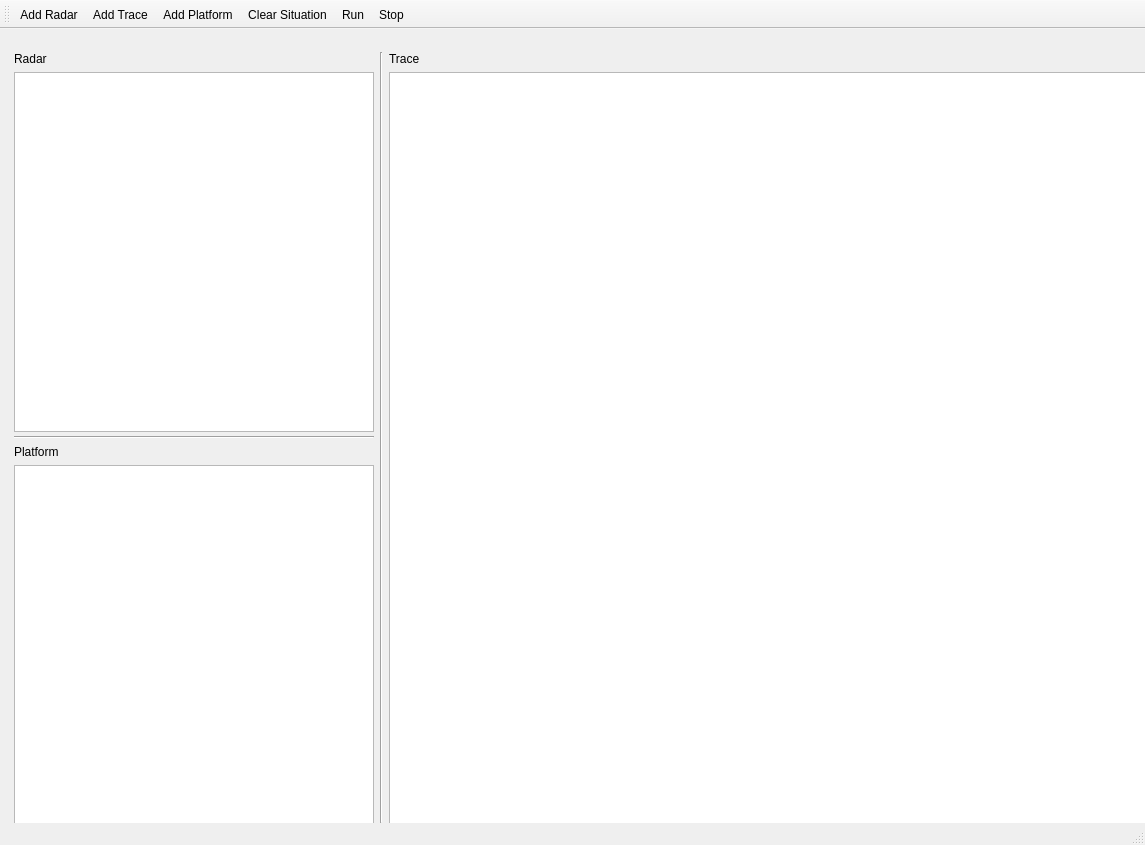
Old version of the form 3.cpp/C++/Projects/Qt Project/QtiRadarSimPro/mainwindow.ui in the repository Xupengtao/worksp.
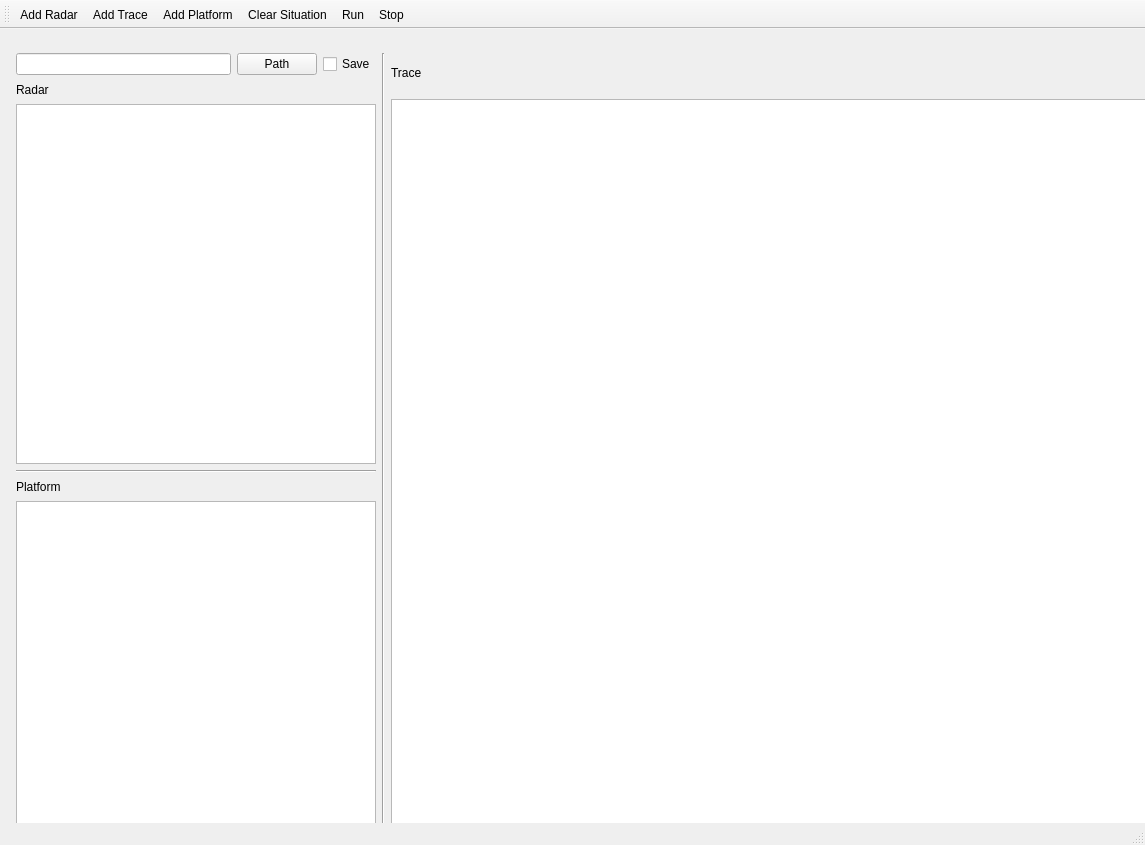
New version of the form. Icons and pictures are not drawn. Custom widgets are drawn as their Qt base class.

```diff
--- a/3.cpp/C++/Projects/Qt Project/QtiRadarSimPro/mainwindow.ui
+++ b/3.cpp/C++/Projects/Qt Project/QtiRadarSimPro/mainwindow.ui
@@ -38,18 +38,39 @@
    <string>Qt iRadarSimPro</string>
   </property>
   <widget class="QWidget" name="centralWidget">
-   <widget class="QWidget" name="layoutWidget">
+   <widget class="QWidget" name="">
     <property name="geometry">
      <rect>
-      <x>3</x>
-      <y>12</y>
+      <x>5</x>
+      <y>13</y>
       <width>1143</width>
-      <height>793</height>
+      <height>830</height>
      </rect>
     </property>
-    <layout class="QHBoxLayout" name="horizontalLayout">
+    <layout class="QHBoxLayout" name="horizontalLayout_2">
      <item>
-      <layout class="QVBoxLayout" name="verticalLayout">
+      <layout class="QVBoxLayout" name="verticalLayout_2">
+       <item>
+        <layout class="QHBoxLayout" name="horizontalLayout">
+         <item>
+          <widget class="QLineEdit" name="saveFilePathLineEdit"/>
+         </item>
+         <item>
+          <widget class="QPushButton" name="pathPushButton">
+           <property name="text">
+            <string>Path</string>
+           </property>
+          </widget>
+         </item>
+         <item>
+          <widget class="QCheckBox" name="saveCheckBox">
+           <property name="text">
+            <string>Save</string>
+           </property>
+          </widget>
+         </item>
+        </layout>
+       </item>
        <item>
         <widget class="QLabel" name="label">
          <property name="text">
@@ -131,7 +152,7 @@
       </widget>
      </item>
      <item>
-      <layout class="QVBoxLayout" name="verticalLayout_2">
+      <layout class="QVBoxLayout" name="verticalLayout">
        <item>
         <widget class="QLabel" name="label_3">
          <property name="text">
```
